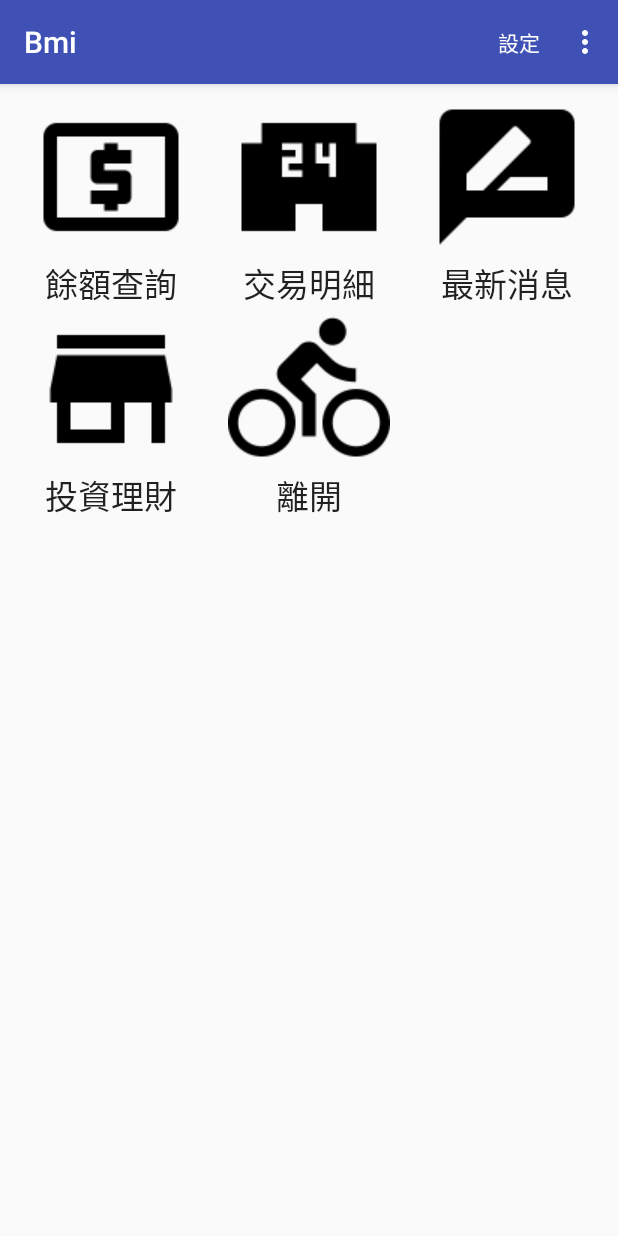
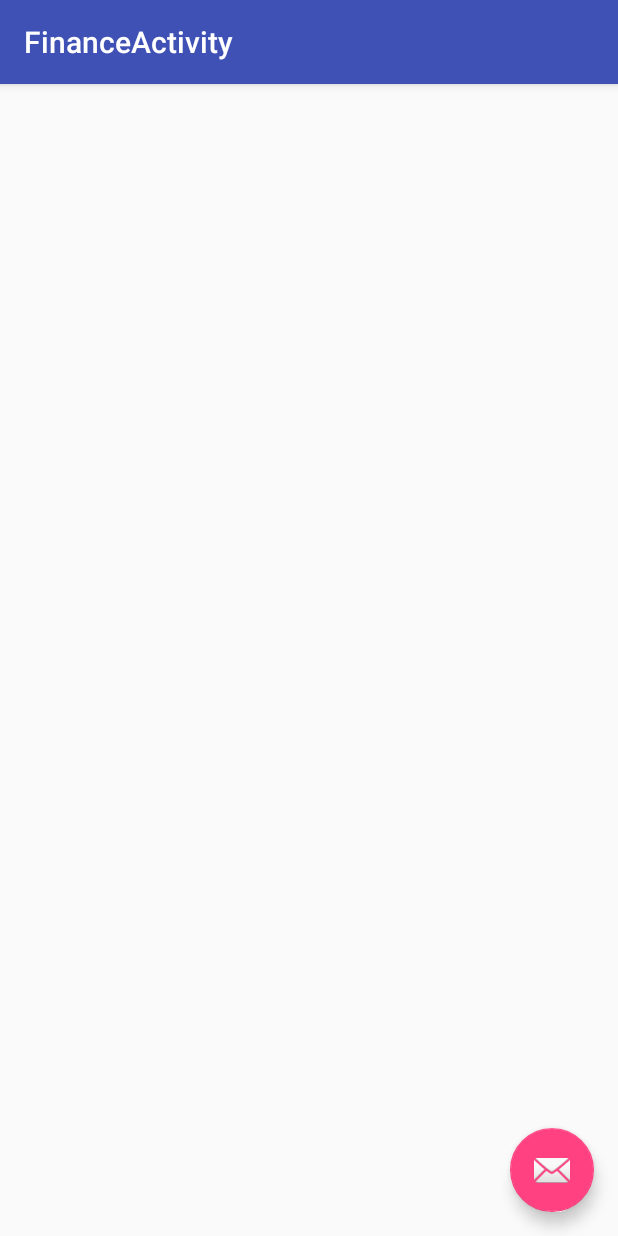
Before and after one commit to android81/Atm, an Android app: the MainActivity screen opened directly, with no data from a screen before it, after a tap on "投資理財", on a phone screen of 412 x 824 dp. Run offline under Robolectric (Android 15) with nearby library versions, the phone set to English and light mode, and no system bars.

Commit message:
FinanaceActivity與AddActivity準備

```diff
--- /dev/null
+++ b/app/src/main/java/com/tom/atm/FinanceActivity.java
@@ -0,0 +1,29 @@
+package com.tom.atm;
+
+import android.content.Intent;
+import android.os.Bundle;
+import android.support.design.widget.FloatingActionButton;
+import android.support.design.widget.Snackbar;
+import android.support.v7.app.AppCompatActivity;
+import android.support.v7.widget.Toolbar;
+import android.view.View;
+
+public class FinanceActivity extends AppCompatActivity {
+
+    @Override
+    protected void onCreate(Bundle savedInstanceState) {
+        super.onCreate(savedInstanceState);
+        setContentView(R.layout.activity_finance);
+        Toolbar toolbar = (Toolbar) findViewById(R.id.toolbar);
+        setSupportActionBar(toolbar);
+
+        FloatingActionButton fab = (FloatingActionButton) findViewById(R.id.fab);
+        fab.setOnClickListener(new View.OnClickListener() {
+            @Override
+            public void onClick(View view) {
+                startActivity(new Intent(FinanceActivity.this, AddActivity.class));
+            }
+        });
+    }
+
+}
--- a/app/src/main/java/com/tom/atm/MainActivity.java
+++ b/app/src/main/java/com/tom/atm/MainActivity.java
@@ -144,6 +144,7 @@ public class MainActivity extends AppCompatActivity implements AdapterView.OnIte
             case R.drawable.func_news:
                 break;
             case R.drawable.func_finance:
+                startActivity(new Intent(this, FinanceActivity.class));
                 break;
             case R.drawable.func_exit: //結束
                 finish();
--- /dev/null
+++ b/app/src/main/res/layout/activity_finance.xml
@@ -0,0 +1,33 @@
+<?xml version="1.0" encoding="utf-8"?>
+<android.support.design.widget.CoordinatorLayout xmlns:android="http://schemas.android.com/apk/res/android"
+    xmlns:app="http://schemas.android.com/apk/res-auto"
+    xmlns:tools="http://schemas.android.com/tools"
+    android:layout_width="match_parent"
+    android:layout_height="match_parent"
+    tools:context="com.tom.atm.FinanceActivity">
+
+    <android.support.design.widget.AppBarLayout
+        android:layout_width="match_parent"
+        android:layout_height="wrap_content"
+        android:theme="@style/AppTheme.AppBarOverlay">
+
+        <android.support.v7.widget.Toolbar
+            android:id="@+id/toolbar"
+            android:layout_width="match_parent"
+            android:layout_height="?attr/actionBarSize"
+            android:background="?attr/colorPrimary"
+            app:popupTheme="@style/AppTheme.PopupOverlay" />
+
+    </android.support.design.widget.AppBarLayout>
+
+    <include layout="@layout/content_finance" />
+
+    <android.support.design.widget.FloatingActionButton
+        android:id="@+id/fab"
+        android:layout_width="wrap_content"
+        android:layout_height="wrap_content"
+        android:layout_gravity="bottom|end"
+        android:layout_margin="@dimen/fab_margin"
+        app:srcCompat="@android:drawable/ic_dialog_email" />
+
+</android.support.design.widget.CoordinatorLayout>
--- /dev/null
+++ b/app/src/main/res/layout/content_finance.xml
@@ -0,0 +1,11 @@
+<?xml version="1.0" encoding="utf-8"?>
+<android.support.constraint.ConstraintLayout xmlns:android="http://schemas.android.com/apk/res/android"
+    xmlns:app="http://schemas.android.com/apk/res-auto"
+    xmlns:tools="http://schemas.android.com/tools"
+    android:layout_width="match_parent"
+    android:layout_height="match_parent"
+    app:layout_behavior="@string/appbar_scrolling_view_behavior"
+    tools:context="com.tom.atm.FinanceActivity"
+    tools:showIn="@layout/activity_finance">
+
+</android.support.constraint.ConstraintLayout>
--- a/app/src/main/res/values/strings.xml
+++ b/app/src/main/res/values/strings.xml
@@ -1,4 +1,5 @@
 <resources>
     <string name="app_name">Bmi</string>
     <string name="title_activity_test">TestActivity</string>
+    <string name="title_activity_finance">FinanceActivity</string>
 </resources>
```
Also changed, not shown: app/src/main/AndroidManifest.xml (+6 -1 lines), app/src/main/java/com/tom/atm/AddActivity.java (added, +30 -0 lines), app/src/main/res/layout/activity_add.xml (added, +80 -0 lines).
